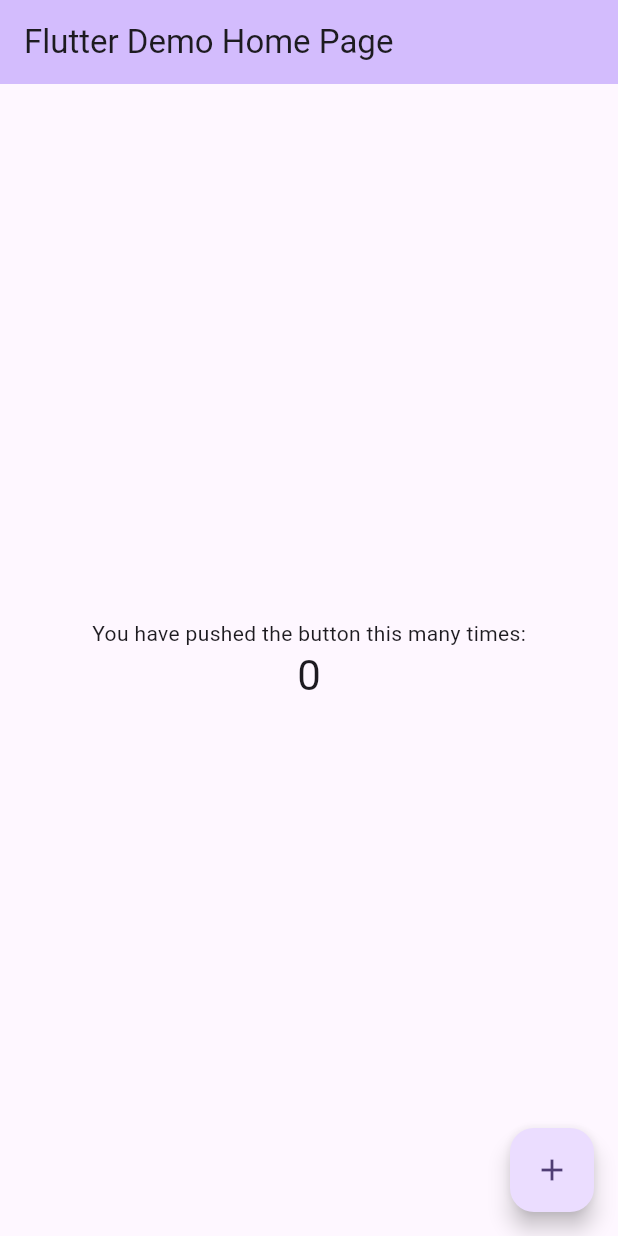
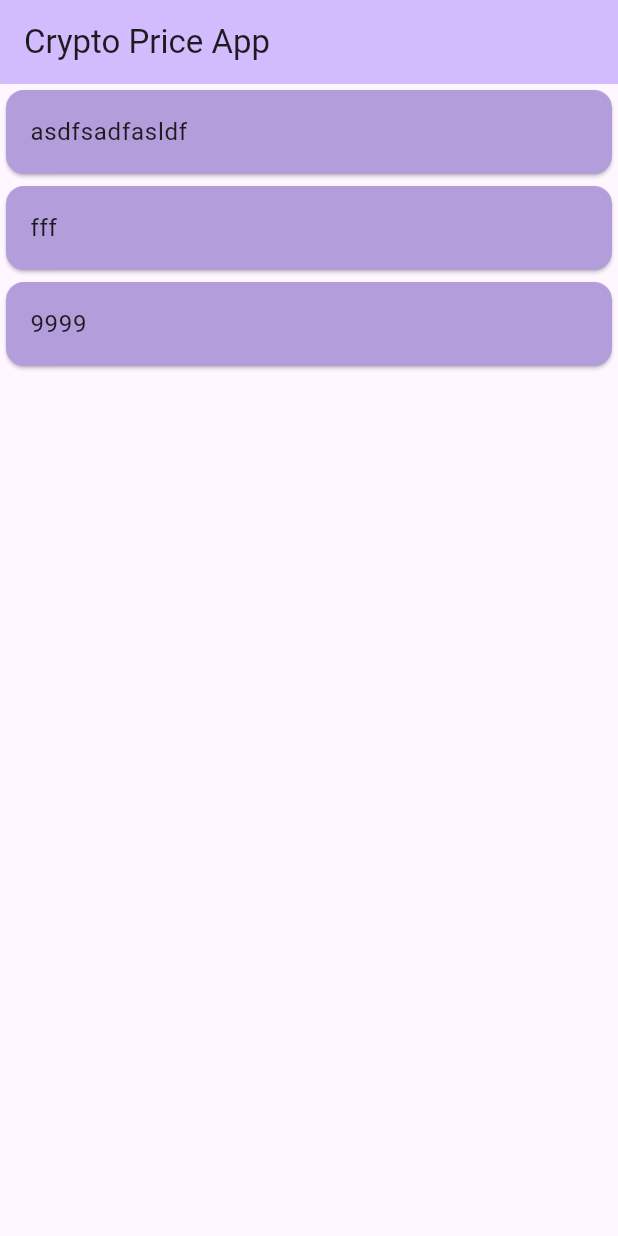
Before and after one commit to alexpays99/crypto_price_tracker_app, a Flutter app: the screen it shows after launch, on a phone screen of 412 x 824 dp. Run offline on Flutter 3.47's test engine with Material 2 defaults, Android fonts, the phone set to English and light mode, and no system bars; our stand-ins replace bloc, flutter_bloc, freezed_annotation, get_it; generated files the repository leaves out were written again.

Commit message:
feat: created basinc ui

```diff
--- /dev/null
+++ b/crypto_price_tracker_app/lib/data/services/crypto_service.dart
@@ -0,0 +1 @@
+class CryptoService {}
--- /dev/null
+++ b/crypto_price_tracker_app/lib/domain/entites/trending/trending.dart
@@ -0,0 +1,29 @@
+import 'package:freezed_annotation/freezed_annotation.dart';
+
+import 'quote.dart';
+
+part 'trending.freezed.dart';
+part 'trending.g.dart';
+
+@freezed
+class Trending with _$Trending {
+  factory Trending({
+    int? id,
+    String? name,
+    String? symbol,
+    String? slug,
+    @JsonKey(name: 'cmc_rank') int? cmcRank,
+    @JsonKey(name: 'num_market_pairs') int? numMarketPairs,
+    @JsonKey(name: 'circulating_supply') int? circulatingSupply,
+    @JsonKey(name: 'total_supply') int? totalSupply,
+    @JsonKey(name: 'max_supply') int? maxSupply,
+    @JsonKey(name: 'last_updated') DateTime? lastUpdated,
+    @JsonKey(name: 'date_added') DateTime? dateAdded,
+    List<String>? tags,
+    dynamic platform,
+    Quote? quote,
+  }) = _Trending;
+
+  factory Trending.fromJson(Map<String, dynamic> json) =>
+      _$TrendingFromJson(json);
+}
--- a/crypto_price_tracker_app/lib/main.dart
+++ b/crypto_price_tracker_app/lib/main.dart
@@ -1,7 +1,24 @@
+import 'package:crypto_price_tracker_app/presentation/crypto_list_sreen/bloc/crypto_list_bloc.dart';
+import 'package:crypto_price_tracker_app/presentation/crypto_list_sreen/crypto_list_screen.dart';
 import 'package:flutter/material.dart';
+import 'package:flutter_bloc/flutter_bloc.dart';
+
+import 'package:crypto_price_tracker_app/core/dependencies.dart' as di;
 
 void main() {
-  runApp(const MyApp());
+  WidgetsFlutterBinding.ensureInitialized();
+  di.InjectionContainer.initDependencyInjection();
+  runApp(
+    MultiBlocProvider(
+      providers: [
+        BlocProvider<CryptoListBloc>(
+          create: (BuildContext context) => di.getIt<CryptoListBloc>()
+            ..add(const CryptoListEvent.getMostVisited()),
+        ),
+      ],
+      child: const MyApp(),
+    ),
+  );
 }
 
 class MyApp extends StatelessWidget {
@@ -10,60 +27,11 @@ class MyApp extends StatelessWidget {
   @override
   Widget build(BuildContext context) {
     return MaterialApp(
-      title: 'Flutter Demo',
       theme: ThemeData(
         colorScheme: ColorScheme.fromSeed(seedColor: Colors.deepPurple),
         useMaterial3: true,
       ),
-      home: const MyHomePage(title: 'Flutter Demo Home Page'),
+      home: const CryptoListScreen(title: 'Crypto Price App'),
     );
   }
 }
-
-class MyHomePage extends StatefulWidget {
-  const MyHomePage({super.key, required this.title});
-
-  final String title;
-
-  @override
-  State<MyHomePage> createState() => _MyHomePageState();
-}
-
-class _MyHomePageState extends State<MyHomePage> {
-  int _counter = 0;
-
-  void _incrementCounter() {
-    setState(() {
-      _counter++;
-    });
-  }
-
-  @override
-  Widget build(BuildContext context) {
-    return Scaffold(
-      appBar: AppBar(
-        backgroundColor: Theme.of(context).colorScheme.inversePrimary,
-        title: Text(widget.title),
-      ),
-      body: Center(
-        child: Column(
-          mainAxisAlignment: MainAxisAlignment.center,
-          children: <Widget>[
-            const Text(
-              'You have pushed the button this many times:',
-            ),
-            Text(
-              '$_counter',
-              style: Theme.of(context).textTheme.headlineMedium,
-            ),
-          ],
-        ),
-      ),
-      floatingActionButton: FloatingActionButton(
-        onPressed: _incrementCounter,
-        tooltip: 'Increment',
-        child: const Icon(Icons.add),
-      ),
-    );
-  }
-}
--- /dev/null
+++ b/crypto_price_tracker_app/lib/presentation/crypto_list_sreen/bloc/crypto_list_bloc.dart
@@ -0,0 +1,30 @@
+import 'package:bloc/bloc.dart';
+import 'package:crypto_price_tracker_app/domain/entites/trending/trending.dart';
+import 'package:freezed_annotation/freezed_annotation.dart';
+
+part 'crypto_list_event.dart';
+part 'crypto_list_state.dart';
+part 'crypto_list_bloc.freezed.dart';
+
+class CryptoListBloc extends Bloc<CryptoListEvent, CryptoListState> {
+  final List<Trending> _trending = [
+    Trending(id: 1, name: 'asdfsadfasldf'),
+    Trending(id: 2, name: 'fff'),
+    Trending(id: 3, name: '9999'),
+  ];
+
+  CryptoListBloc() : super(const _Initial()) {
+    on<CryptoListEvent>((event, emit) async {
+      await event.when(
+        started: () {},
+        getMostVisited: () async {
+          emit(const CryptoListState.loading());
+          await Future.delayed(const Duration(seconds: 3), () {
+            emit(CryptoListState.loaded(_trending));
+            print('One second has passed.'); // Prints after 3 second.
+          });
+        },
+      );
+    });
+  }
+}
--- /dev/null
+++ b/crypto_price_tracker_app/lib/presentation/crypto_list_sreen/bloc/crypto_list_event.dart
@@ -0,0 +1,7 @@
+part of 'crypto_list_bloc.dart';
+
+@freezed
+class CryptoListEvent with _$CryptoListEvent {
+  const factory CryptoListEvent.started() = _Started;
+  const factory CryptoListEvent.getMostVisited() = _GetMostVisited;
+}
--- /dev/null
+++ b/crypto_price_tracker_app/lib/presentation/crypto_list_sreen/bloc/crypto_list_state.dart
@@ -0,0 +1,9 @@
+part of 'crypto_list_bloc.dart';
+
+@freezed
+class CryptoListState with _$CryptoListState {
+  const factory CryptoListState.initial() = _Initial;
+  const factory CryptoListState.loading() = _Loading;
+  const factory CryptoListState.loaded(List<Trending> trending) = _Loaded;
+  const factory CryptoListState.error(String message) = _Error;
+}
--- /dev/null
+++ b/crypto_price_tracker_app/lib/presentation/crypto_list_sreen/crypto_list_screen.dart
@@ -0,0 +1,66 @@
+import 'package:crypto_price_tracker_app/presentation/crypto_info_screen/crypto_info_screen.dart';
+import 'package:crypto_price_tracker_app/presentation/crypto_list_sreen/bloc/crypto_list_bloc.dart';
+import 'package:flutter/cupertino.dart';
+import 'package:flutter/material.dart';
+import 'package:flutter_bloc/flutter_bloc.dart';
+
+class CryptoListScreen extends StatefulWidget {
+  const CryptoListScreen({super.key, required this.title});
+
+  final String title;
+
+  @override
+  State<CryptoListScreen> createState() => _CryptoListScreenState();
+}
+
+class _CryptoListScreenState extends State<CryptoListScreen> {
+  @override
+  Widget build(BuildContext context) {
+    return Scaffold(
+      appBar: AppBar(
+        backgroundColor: Theme.of(context).colorScheme.inversePrimary,
+        title: Text(widget.title),
+      ),
+      body: BlocConsumer<CryptoListBloc, CryptoListState>(
+        listener: (context, state) {},
+        builder: (context, state) {
+          return state.when(
+            initial: () => Container(),
+            loading: () => const Center(
+              child: CupertinoActivityIndicator(),
+            ),
+            loaded: (trending) {
+              return ListView.builder(
+                itemCount: trending.length,
+                itemBuilder: (BuildContext context, int index) {
+                  return InkWell(
+                    onTap: () {
+                      Navigator.push(
+                        context,
+                        MaterialPageRoute<void>(
+                          builder: (BuildContext context) =>
+                              CryptoInfoScreen(currency: trending[index]),
+                        ),
+                      );
+                    },
+                    child: Card(
+                      color: Colors.deepPurple[200],
+                      child: ListTile(
+                        title: Text(trending[index].name ?? ''),
+                      ),
+                    ),
+                  );
+                },
+              );
+            },
+            error: (message) {
+              return Center(
+                child: Text(message),
+              );
+            },
+          );
+        },
+      ),
+    );
+  }
+}
```
Also changed, not shown: crypto_price_tracker_app/lib/core/dependencies.dart (added, +11 -0 lines), crypto_price_tracker_app/lib/domain/entites/trending/btc.dart (added, +19 -0 lines), crypto_price_tracker_app/lib/domain/entites/trending/quote.dart (added, +17 -0 lines), crypto_price_tracker_app/lib/domain/entites/trending/usd.dart (added, +19 -0 lines), crypto_price_tracker_app/lib/presentation/crypto_info_screen/crypto_info_screen.dart (added, +18 -0 lines), crypto_price_tracker_app/pubspec.yaml (+14 -3 lines), crypto_price_tracker_app/lib/data/models/crypto_curerncy_model.dart (added), crypto_price_tracker_app/pubspec.lock, 11 other files.
